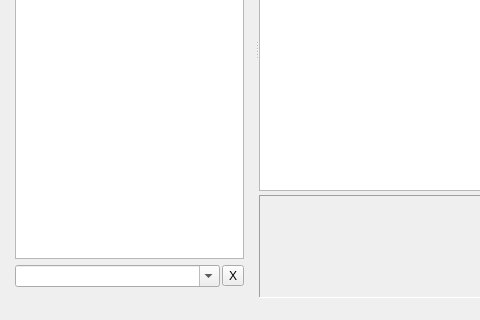
Old version of the form src/MainWindow.ui in the repository soramimi/Guitar; both pictures show x 0 to 480 and y 276 to 596 of the 848 by 596 pixel window.
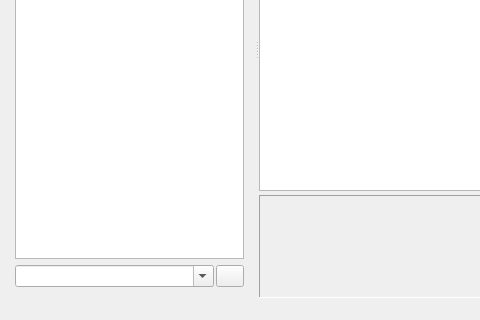
New version of the form. Icons and pictures are not drawn. Custom widgets are drawn as their Qt base class.

Commit message: リポジトリフィルタのクリアボタンの描画を改良

```diff
--- a/src/MainWindow.ui
+++ b/src/MainWindow.ui
@@ -360,9 +360,21 @@
             </widget>
            </item>
            <item>
-            <widget class="QToolButton" name="toolButton_erase_filter">
+            <widget class="ClearButton" name="toolButton_erase_filter">
+             <property name="minimumSize">
+              <size>
+               <width>22</width>
+               <height>17</height>
+              </size>
+             </property>
              <property name="text">
-              <string>X</string>
+              <string/>
+             </property>
+             <property name="iconSize">
+              <size>
+               <width>20</width>
+               <height>15</height>
+              </size>
              </property>
             </widget>
            </item>
@@ -936,6 +948,11 @@
    <header>FileDiffWidget.h</header>
    <container>1</container>
   </customwidget>
+  <customwidget>
+   <class>ClearButton</class>
+   <extends>QToolButton</extends>
+   <header>ClearButton.h</header>
+  </customwidget>
  </customwidgets>
  <tabstops>
   <tabstop>treeWidget_repos</tabstop>
```
The commit also changes 5 other files.
